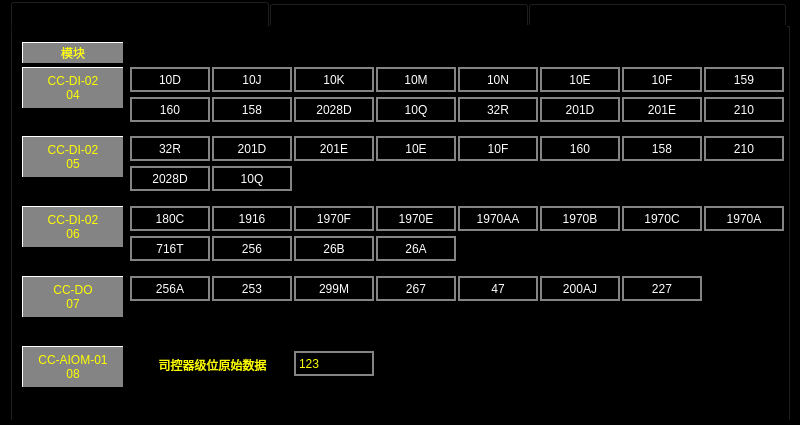
The window that devicedata_io.ui (mayue-crrc/Loco8) describes before a commit, drawn with Qt 5.
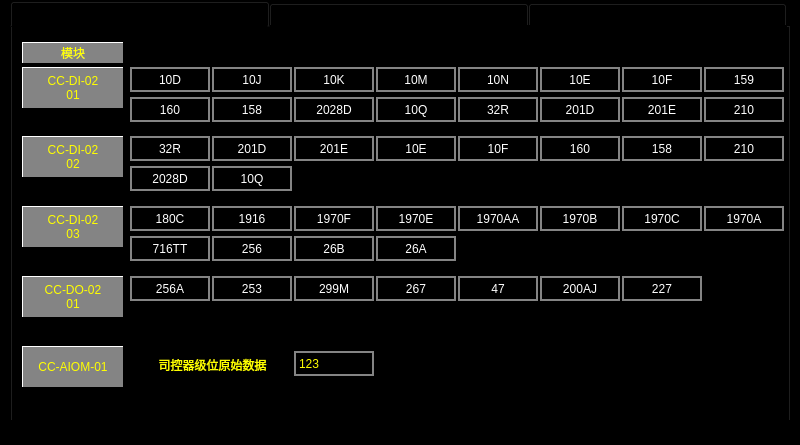
The same window after the commit. The open tabs and pages were chosen to show the change.

Patch:
```diff
--- a/devicedata_io.ui
+++ b/devicedata_io.ui
@@ -7,7 +7,7 @@
     <x>0</x>
     <y>0</y>
     <width>800</width>
-    <height>425</height>
+    <height>445</height>
    </rect>
   </property>
   <property name="windowTitle">
@@ -88,11 +88,34 @@
       <set>Qt::AlignCenter</set>
      </property>
     </widget>
+    <widget class="QLabel" name="LBL_RIOM1_Mode_1">
+     <property name="geometry">
+      <rect>
+       <x>10</x>
+       <y>40</y>
+       <width>101</width>
+       <height>41</height>
+      </rect>
+     </property>
+     <property name="styleSheet">
+      <string notr="true">border-left:1px solid white;
+border-top:1px solid white;
+background-color: rgb(132, 132, 132);
+color:rgb(255,255,0);</string>
+     </property>
+     <property name="text">
+      <string>CC-DI-02
+01</string>
+     </property>
+     <property name="alignment">
+      <set>Qt::AlignCenter</set>
+     </property>
+    </widget>
     <widget class="QLabel" name="LBL_RIOM1_Mode_2">
      <property name="geometry">
       <rect>
        <x>10</x>
-       <y>40</y>
+       <y>109</y>
        <width>101</width>
        <height>41</height>
       </rect>
@@ -105,7 +128,7 @@
      </property>
      <property name="text">
       <string>CC-DI-02
-04</string>
+02</string>
      </property>
      <property name="alignment">
       <set>Qt::AlignCenter</set>
@@ -115,29 +138,6 @@
      <property name="geometry">
       <rect>
        <x>10</x>
-       <y>109</y>
-       <width>101</width>
-       <height>41</height>
-      </rect>
-     </property>
-     <property name="styleSheet">
-      <string notr="true">border-left:1px solid white;
-border-top:1px solid white;
-background-color: rgb(132, 132, 132);
-color:rgb(255,255,0);</string>
-     </property>
-     <property name="text">
-      <string>CC-DI-02
-05</string>
-     </property>
-     <property name="alignment">
-      <set>Qt::AlignCenter</set>
-     </property>
-    </widget>
-    <widget class="QLabel" name="LBL_RIOM1_Mode_4">
-     <property name="geometry">
-      <rect>
-       <x>10</x>
        <y>179</y>
        <width>101</width>
        <height>41</height>
@@ -151,7 +151,7 @@
      </property>
      <property name="text">
       <string>CC-DI-02
-06</string>
+03</string>
      </property>
      <property name="alignment">
       <set>Qt::AlignCenter</set>
@@ -173,8 +173,8 @@
 color:rgb(255,255,0);</string>
      </property>
      <property name="text">
-      <string>CC-DO
-07</string>
+      <string>CC-DO-02
+01</string>
      </property>
      <property name="alignment">
       <set>Qt::AlignCenter</set>
@@ -196,8 +196,7 @@
 color:rgb(255,255,0);</string>
      </property>
      <property name="text">
-      <string>CC-AIOM-01
-08</string>
+      <string>CC-AIOM-01</string>
      </property>
      <property name="alignment">
       <set>Qt::AlignCenter</set>
@@ -869,7 +868,7 @@
 color:white;</string>
      </property>
      <property name="text">
-      <string>716T</string>
+      <string>716TT</string>
      </property>
      <property name="alignment">
       <set>Qt::AlignCenter</set>
```
Left out of the diff: 365 changed lines with no effect on the pictures.
